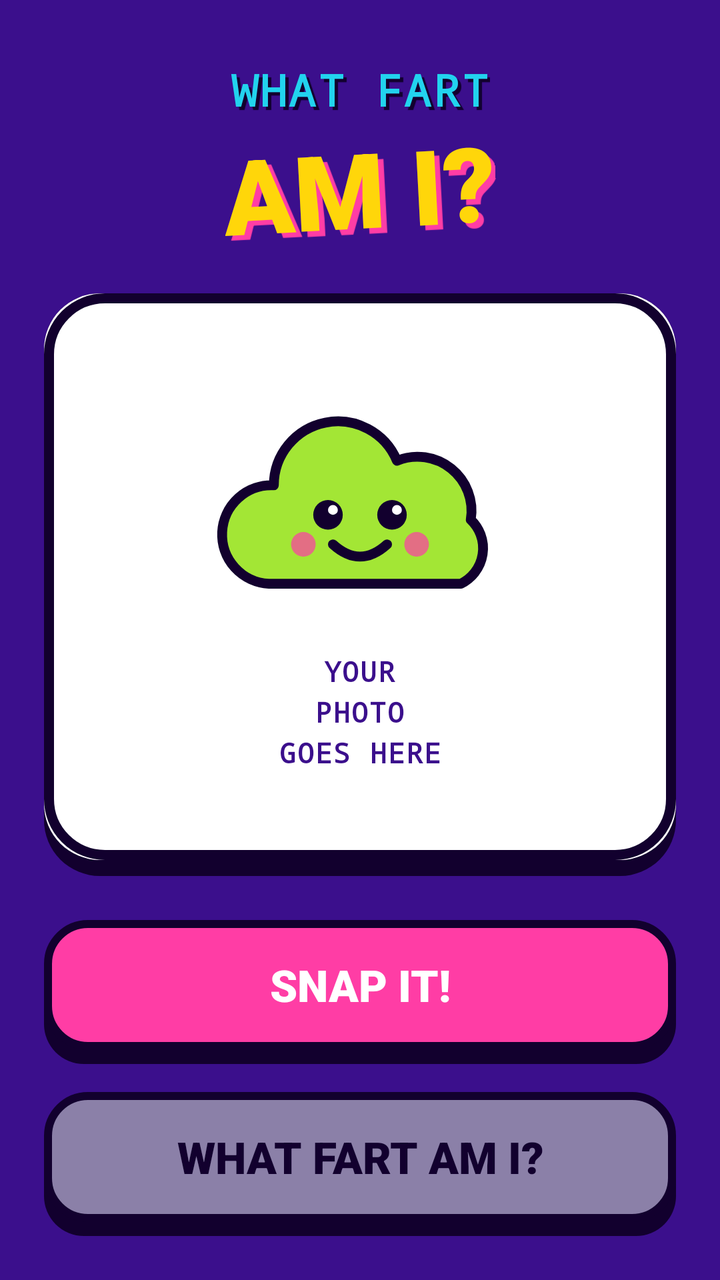
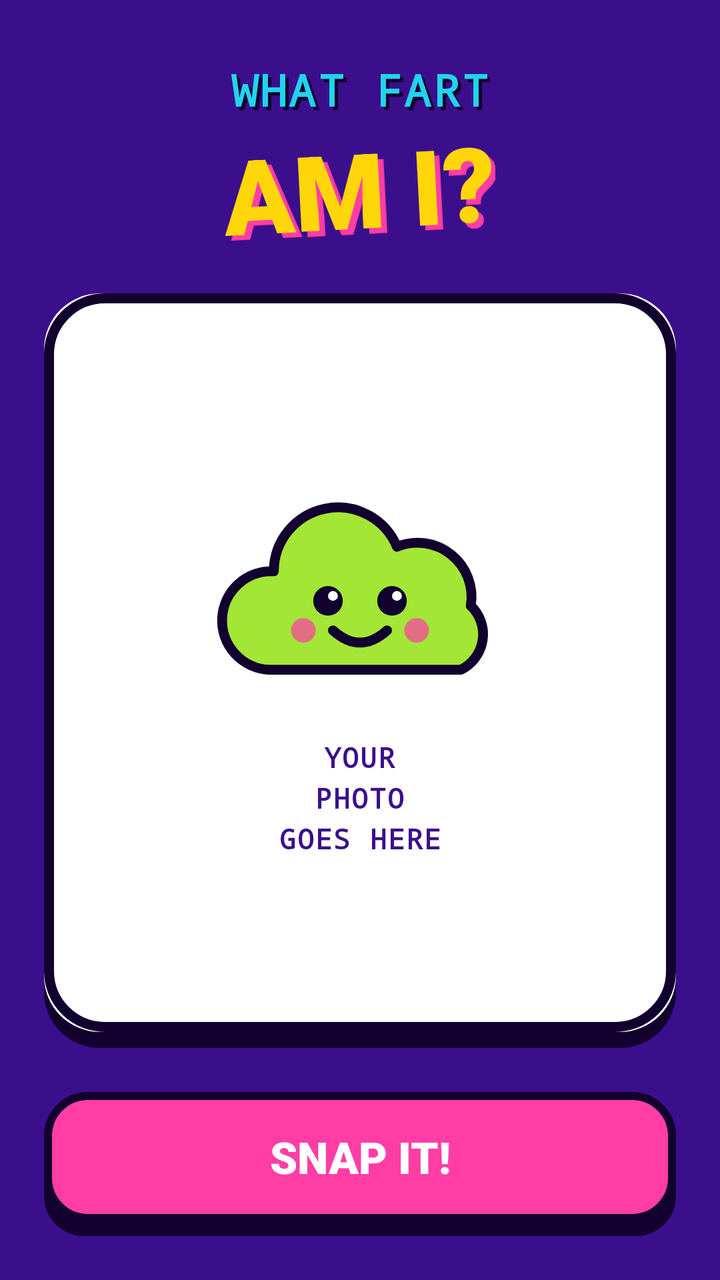

Screens rendered from an Android XML layout before and after an edit, with the pre-edit source and the edit as a unified diff.
<!-- AndroidManifest.xml: application theme Theme.Perdezh -->
<!-- res/layout/activity_main.xml -->
<?xml version="1.0" encoding="utf-8"?>
<FrameLayout xmlns:android="http://schemas.android.com/apk/res/android"
    android:layout_width="match_parent"
    android:layout_height="match_parent"
    android:background="@color/purple">

    
    <ScrollView
        android:id="@+id/screenStart"
        android:layout_width="match_parent"
        android:layout_height="match_parent"
        android:fillViewport="true">

        <LinearLayout
            android:layout_width="match_parent"
            android:layout_height="wrap_content"
            android:gravity="center_horizontal"
            android:orientation="vertical"
            android:padding="22dp">

            <TextView
                style="@style/Pixel"
                android:layout_width="wrap_content"
                android:layout_height="wrap_content"
                android:layout_marginTop="8dp"
                android:shadowColor="@color/dark"
                android:shadowDx="5"
                android:shadowDy="5"
                android:shadowRadius="0.01"
                android:text="@string/title_top"
                android:textColor="@color/cyan"
                android:textSize="22sp" />

            <TextView
                android:layout_width="wrap_content"
                android:layout_height="wrap_content"
                android:fontFamily="sans-serif-black"
                android:rotation="-3"
                android:shadowColor="@color/pink"
                android:shadowDx="8"
                android:shadowDy="8"
                android:shadowRadius="0.01"
                android:text="@string/title_big"
                android:textColor="@color/yellow"
                android:textSize="52sp" />

            <FrameLayout
                android:layout_width="match_parent"
                android:layout_height="0dp"
                android:layout_marginTop="18dp"
                android:layout_marginBottom="22dp"
                android:layout_weight="1"
                android:background="@drawable/bg_shadow_round"
                android:minHeight="240dp"
                android:paddingBottom="8dp">

                <FrameLayout
                    android:id="@+id/photoFrame"
                    android:layout_width="match_parent"
                    android:layout_height="match_parent"
                    android:background="@drawable/bg_photo"
                    android:foreground="@drawable/fg_photo_stroke">

                    <ImageView
                        android:id="@+id/photo"
                        android:layout_width="match_parent"
                        android:layout_height="match_parent"
                        android:contentDescription="@null"
                        android:scaleType="centerCrop" />

                    <LinearLayout
                        android:id="@+id/photoHint"
                        android:layout_width="match_parent"
                        android:layout_height="match_parent"
                        android:gravity="center"
                        android:orientation="vertical">

                        <ImageView
                            android:layout_width="160dp"
                            android:layout_height="123dp"
                            android:contentDescription="@null"
                            android:src="@drawable/mascot" />

                        <TextView
                            style="@style/Pixel"
                            android:layout_width="wrap_content"
                            android:layout_height="wrap_content"
                            android:layout_marginTop="12dp"
                            android:gravity="center"
                            android:lineSpacingExtra="4dp"
                            android:text="@string/photo_hint"
                            android:textColor="@color/purple"
                            android:textSize="14sp" />
                    </LinearLayout>
                </FrameLayout>
            </FrameLayout>

            <Button
                android:id="@+id/btnPhoto"
                style="@style/ArcadeButton"
                android:background="@drawable/bg_btn_pink"
                android:text="@string/btn_photo"
                android:textColor="@color/white" />

            <Button
                android:id="@+id/btnWhich"
                style="@style/ArcadeButton"
                android:layout_marginTop="14dp"
                android:background="@drawable/bg_btn_yellow"
                android:enabled="false"
                android:text="@string/btn_which"
                android:textColor="@color/dark" />
        </LinearLayout>
    </ScrollView>

    
    <ScrollView
        android:id="@+id/screenLoading"
        android:layout_width="match_parent"
        android:layout_height="match_parent"
        android:fillViewport="true"
        android:visibility="gone">

        <LinearLayout
            android:layout_width="match_parent"
            android:layout_height="wrap_content"
            android:gravity="center_horizontal"
            android:orientation="vertical"
            android:padding="22dp">

            <TextView
                style="@style/Pixel"
                android:layout_width="wrap_content"
                android:layout_height="wrap_content"
                android:layout_marginTop="24dp"
                android:gravity="center"
                android:lineSpacingExtra="6dp"
                android:shadowColor="@color/dark"
                android:shadowDx="5"
                android:shadowDy="5"
                android:shadowRadius="0.01"
                android:text="@string/loading_title"
                android:textColor="@color/yellow"
                android:textSize="22sp" />

            <FrameLayout
                android:id="@+id/loadingCircle"
                android:layout_width="260dp"
                android:layout_height="268dp"
                android:layout_marginTop="28dp"
                android:background="@drawable/bg_circle"
                android:paddingBottom="8dp">

                <ImageView
                    android:id="@+id/loadingMascot"
                    android:layout_width="200dp"
                    android:layout_height="154dp"
                    android:layout_gravity="center"
                    android:contentDescription="@null"
                    android:src="@drawable/mascot_puff" />
            </FrameLayout>

            <LinearLayout
                android:id="@+id/loadingBlocks"
                android:layout_width="match_parent"
                android:layout_height="48dp"
                android:layout_marginTop="32dp"
                android:background="@drawable/bg_track"
                android:orientation="horizontal"
                android:padding="7dp" />

            <TextView
                android:id="@+id/loadingPercent"
                style="@style/Pixel"
                android:layout_width="wrap_content"
                android:layout_height="wrap_content"
                android:layout_marginTop="10dp"
                android:text="0%"
                android:textColor="@color/white"
                android:textSize="16sp" />

            <TextView
                android:layout_width="wrap_content"
                android:layout_height="wrap_content"
                android:layout_marginTop="22dp"
                android:background="@drawable/bg_tip"
                android:fontFamily="sans-serif-black"
                android:paddingLeft="20dp"
                android:paddingTop="12dp"
                android:paddingRight="20dp"
                android:paddingBottom="18dp"
                android:rotation="-2"
                android:text="@string/loading_tip"
                android:textColor="@color/dark"
                android:textSize="18sp" />

            <Space
                android:layout_width="match_parent"
                android:layout_height="0dp"
                android:layout_weight="1"
                android:minHeight="24dp" />

            <Button
                android:id="@+id/btnCancel"
                android:layout_width="wrap_content"
                android:layout_height="54dp"
                android:background="@drawable/bg_outline"
                android:fontFamily="sans-serif-medium"
                android:paddingLeft="32dp"
                android:paddingRight="32dp"
                android:stateListAnimator="@null"
                android:text="@string/btn_cancel"
                android:textAllCaps="false"
                android:textColor="@color/white"
                android:textSize="18sp" />
        </LinearLayout>
    </ScrollView>

    
    <ScrollView
        android:id="@+id/screenResult"
        android:layout_width="match_parent"
        android:layout_height="match_parent"
        android:fillViewport="true"
        android:visibility="gone">

        <LinearLayout
            android:layout_width="match_parent"
            android:layout_height="wrap_content"
            android:gravity="center_horizontal"
            android:orientation="vertical"
            android:padding="22dp">

            <TextView
                style="@style/Pixel"
                android:layout_width="wrap_content"
                android:layout_height="wrap_content"
                android:layout_marginTop="12dp"
                android:shadowColor="@color/dark"
                android:shadowDx="5"
                android:shadowDy="5"
                android:shadowRadius="0.01"
                android:text="@string/result_title"
                android:textColor="@color/cyan"
                android:textSize="20sp" />

            <TextView
                android:id="@+id/resultName"
                android:layout_width="match_parent"
                android:layout_height="wrap_content"
                android:layout_marginLeft="10dp"
                android:layout_marginTop="22dp"
                android:layout_marginRight="10dp"
                android:background="@drawable/bg_burst"
                android:fontFamily="sans-serif-black"
                android:gravity="center"
                android:minHeight="150dp"
                android:paddingLeft="20dp"
                android:paddingTop="20dp"
                android:paddingRight="28dp"
                android:paddingBottom="28dp"
                android:rotation="-3"
                android:textAllCaps="true"
                android:textColor="@color/dark"
                android:textSize="36sp" />

            <LinearLayout
                android:layout_width="match_parent"
                android:layout_height="wrap_content"
                android:layout_marginTop="24dp"
                android:background="@drawable/bg_card_white"
                android:orientation="vertical"
                android:paddingLeft="18dp"
                android:paddingTop="14dp"
                android:paddingRight="18dp"
                android:paddingBottom="22dp">

                <LinearLayout
                    android:layout_width="match_parent"
                    android:layout_height="wrap_content"
                    android:orientation="horizontal">

                    <TextView
                        style="@style/Pixel"
                        android:layout_width="0dp"
                        android:layout_height="wrap_content"
                        android:layout_weight="1"
                        android:text="@string/power"
                        android:textColor="@color/dark"
                        android:textSize="14sp" />

                    <TextView
                        android:id="@+id/powerLabel"
                        style="@style/Pixel"
                        android:layout_width="wrap_content"
                        android:layout_height="wrap_content"
                        android:textColor="#E11D74"
                        android:textSize="14sp" />
                </LinearLayout>

                <LinearLayout
                    android:id="@+id/powerBlocks"
                    android:layout_width="match_parent"
                    android:layout_height="26dp"
                    android:layout_marginTop="10dp"
                    android:orientation="horizontal" />

                <TextView
                    android:id="@+id/resultDesc"
                    android:layout_width="match_parent"
                    android:layout_height="wrap_content"
                    android:layout_marginTop="12dp"
                    android:fontFamily="sans-serif-medium"
                    android:lineSpacingExtra="3dp"
                    android:textColor="@color/dark"
                    android:textSize="17sp" />
            </LinearLayout>

            <ImageButton
                android:id="@+id/btnPlay"
                android:layout_width="108dp"
                android:layout_height="116dp"
                android:layout_marginTop="24dp"
                android:background="@drawable/bg_btn_play"
                android:contentDescription="@string/play"
                android:paddingBottom="8dp"
                android:src="@drawable/ic_play"
                android:stateListAnimator="@null" />

            <TextView
                style="@style/Pixel"
                android:layout_width="wrap_content"
                android:layout_height="wrap_content"
                android:layout_marginTop="8dp"
                android:text="@string/tap_to_listen"
                android:textColor="@color/yellow"
                android:textSize="13sp" />

            <Space
                android:layout_width="match_parent"
                android:layout_height="0dp"
                android:layout_weight="1"
                android:minHeight="20dp" />

            <LinearLayout
                android:layout_width="match_parent"
                android:layout_height="wrap_content"
                android:orientation="horizontal">

                <Button
                    android:id="@+id/btnShare"
                    style="@style/ArcadeButton"
                    android:layout_width="0dp"
                    android:layout_marginRight="7dp"
                    android:layout_weight="1"
                    android:background="@drawable/bg_btn_pink"
                    android:text="@string/btn_share"
                    android:textColor="@color/white"
                    android:textSize="18sp" />

                <Button
                    android:id="@+id/btnAgain"
                    style="@style/ArcadeButton"
                    android:layout_width="0dp"
                    android:layout_marginLeft="7dp"
                    android:layout_weight="1"
                    android:background="@drawable/bg_btn_cyan"
                    android:text="@string/btn_again"
                    android:textColor="@color/dark"
                    android:textSize="18sp" />
            </LinearLayout>
        </LinearLayout>
    </ScrollView>
</FrameLayout>
<!-- resources referenced by this layout -->
<resources>
  <color name="cyan">#22D3EE</color>
  <color name="dark">#12002E</color>
  <color name="pink">#FF3DA5</color>
  <color name="purple">#3B0F8C</color>
  <color name="white">#FFFFFF</color>
  <color name="yellow">#FFD60A</color>
  <!-- drawable bg_circle (drawable) -->
  <?xml version="1.0" encoding="utf-8"?>
  <layer-list xmlns:android="http://schemas.android.com/apk/res/android">
      <item android:top="8dp"><shape android:shape="oval"><solid android:color="@color/dark" /></shape></item>
      <item android:bottom="8dp"><shape android:shape="oval"><solid android:color="@color/cyan" /><stroke android:width="5dp" android:color="@color/dark" /></shape></item>
  </layer-list>
  <!-- drawable bg_outline (drawable) -->
  <?xml version="1.0" encoding="utf-8"?>
  <shape xmlns:android="http://schemas.android.com/apk/res/android" android:shape="rectangle"><corners android:radius="16dp" /><solid android:color="@android:color/transparent" /><stroke android:width="3dp" android:color="@color/white" /></shape>
  <!-- drawable bg_photo (drawable) -->
  <?xml version="1.0" encoding="utf-8"?>
  <shape xmlns:android="http://schemas.android.com/apk/res/android" android:shape="rectangle"><corners android:radius="28dp" /><solid android:color="@color/white" /></shape>
  <!-- drawable bg_shadow_round (drawable) -->
  <?xml version="1.0" encoding="utf-8"?>
  <shape xmlns:android="http://schemas.android.com/apk/res/android" android:shape="rectangle"><corners android:radius="28dp" /><solid android:color="@color/dark" /></shape>
  <!-- drawable bg_track (drawable) -->
  <?xml version="1.0" encoding="utf-8"?>
  <shape xmlns:android="http://schemas.android.com/apk/res/android" android:shape="rectangle"><corners android:radius="14dp" /><solid android:color="@color/dark" /></shape>
  <!-- drawable fg_photo_stroke (drawable) -->
  <?xml version="1.0" encoding="utf-8"?>
  <shape xmlns:android="http://schemas.android.com/apk/res/android" android:shape="rectangle"><corners android:radius="28dp" /><stroke android:width="5dp" android:color="@color/dark" /></shape>
  <!-- drawable ic_play (drawable) -->
  <?xml version="1.0" encoding="utf-8"?>
  <vector xmlns:android="http://schemas.android.com/apk/res/android" android:width="40dp" android:height="40dp" android:viewportWidth="24" android:viewportHeight="24"><path android:pathData="M7,4.5 L7,19.5 L19,12 Z" android:fillColor="#12002E" /></vector>
  <string name="btn_again">AGAIN!</string>
  <string name="btn_cancel">Cancel</string>
  <string name="btn_photo">SNAP IT!</string>
  <string name="btn_share">SHARE</string>
  <string name="btn_which">WHAT FART AM I?</string>
  <string name="loading_tip">Hold your breath! Almost there!</string>
  <string name="loading_title">LOADING THE\nFART CANNON...</string>
  <string name="photo_hint">YOUR PHOTO\nGOES HERE</string>
  <string name="play">Play</string>
  <string name="power">POWER</string>
  <string name="result_title">YOUR FART:</string>
  <string name="tap_to_listen">TAP TO LISTEN</string>
  <string name="title_big">AM I?</string>
  <string name="title_top">WHAT FART</string>
  <style name="Pixel">
          <item name="android:fontFamily">monospace</item>
          <item name="android:textStyle">bold</item>
          <item name="android:letterSpacing">0.05</item>
      </style>
  <style name="Theme.Perdezh" parent="Theme.AppCompat.NoActionBar">
          <item name="colorPrimary">@color/pink</item>
          <item name="colorPrimaryDark">@color/purple</item>
          <item name="colorAccent">@color/yellow</item>
          <item name="android:windowBackground">@color/purple</item>
          <item name="android:statusBarColor">@color/purple</item>
          <item name="android:navigationBarColor">@color/purple</item>
      </style>
  <color name="disabled">#8B80A8</color>
  <color name="lime">#A3E635</color>
  <!-- unchanged entries left out for length: 10 -->
</resources>

<!-- the commit's change to res/layout/activity_main.xml (unified diff, before → after) -->
@@ -5,15 +5,10 @@
     android:background="@color/purple">
 
     
-    <ScrollView
-        android:id="@+id/screenStart"
-        android:layout_width="match_parent"
-        android:layout_height="match_parent"
-        android:fillViewport="true">
-
         <LinearLayout
+            android:id="@+id/screenStart"
             android:layout_width="match_parent"
-            android:layout_height="wrap_content"
+            android:layout_height="match_parent"
             android:gravity="center_horizontal"
             android:orientation="vertical"
             android:padding="22dp">
@@ -105,13 +100,11 @@
             <Button
                 android:id="@+id/btnWhich"
                 style="@style/ArcadeButton"
-                android:layout_marginTop="14dp"
                 android:background="@drawable/bg_btn_yellow"
-                android:enabled="false"
+                android:visibility="gone"
                 android:text="@string/btn_which"
                 android:textColor="@color/dark" />
         </LinearLayout>
-    </ScrollView>
 
     
     <ScrollView
